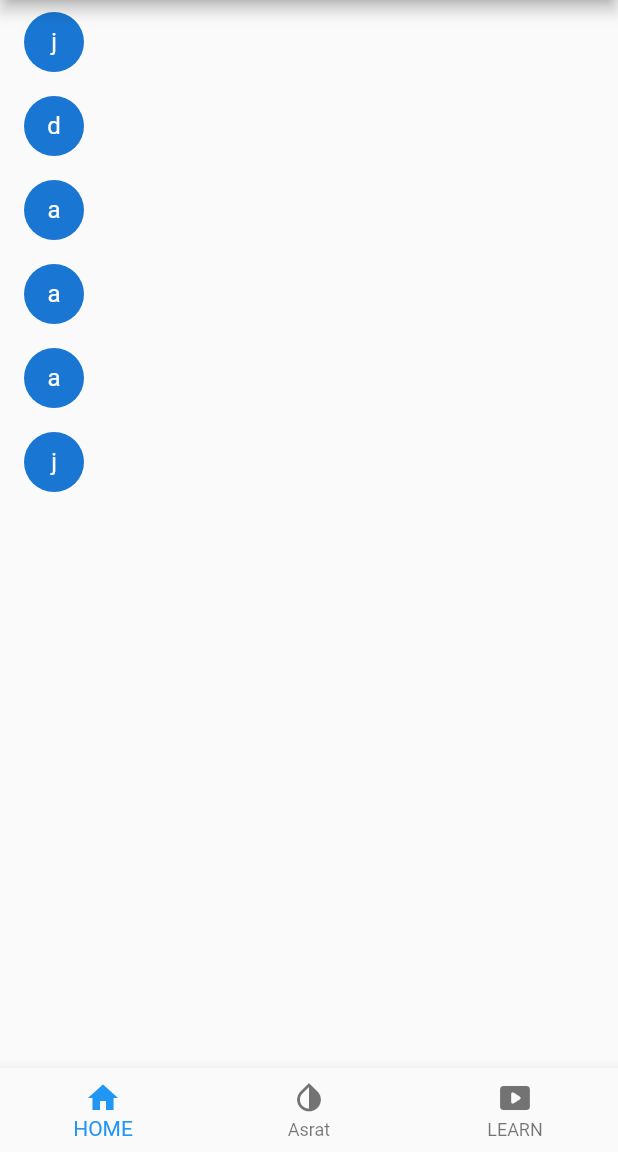
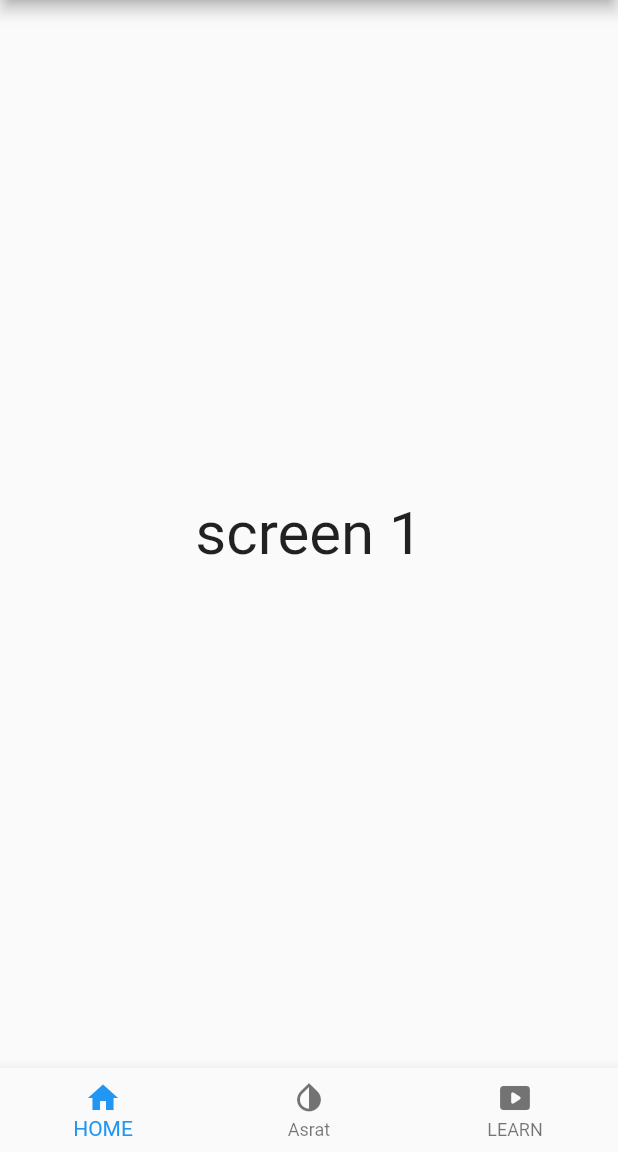
Before and after one commit to misganawiw/one, a Flutter app: the screen it shows after launch, on a phone screen of 412 x 824 dp, the part 84-1236 px from its top. Run offline on Flutter 3.47's test engine with Material 2 defaults, Android fonts, the phone set to English and light mode, and no system bars.

Commit message:
rough scetch is already done

```diff
--- a/lib/main.dart
+++ b/lib/main.dart
@@ -8,9 +8,14 @@ void main() {
   runApp(const MyApp());
 }
 
-class MyApp extends StatelessWidget {
+class MyApp extends StatefulWidget {
   const MyApp({Key? key}) : super(key: key);
 
+  @override
+  State<MyApp> createState() => _MyAppState();
+}
+
+class _MyAppState extends State<MyApp> {
   // This widget is the root of your application.
   @override
   Widget build(BuildContext context) {
--- /dev/null
+++ b/lib/try_widgets/navigationing/bottomnavScreens/screen1.dart
@@ -0,0 +1,20 @@
+import 'package:flutter/material.dart';
+
+
+class Screen1 extends StatefulWidget {
+  const Screen1({ Key? key }) : super(key: key);
+
+  @override
+  _Screen1State createState() => _Screen1State();
+}
+
+class _Screen1State extends State<Screen1> {
+  @override
+  Widget build(BuildContext context) {
+    return Container(
+       child:Center(
+child:  Text('screen 1',style: TextStyle(fontSize: 40),),
+      )
+    );
+  }
+}
--- a/lib/try_widgets/navigationing/drawers.dart
+++ b/lib/try_widgets/navigationing/drawers.dart
@@ -1,8 +1,18 @@
 import 'package:flutter/material.dart';
+import 'package:one/try_widgets/navigationing/bottomnavScreens/screen1.dart';
+import 'package:one/try_widgets/navigationing/bottomnavScreens/screen2.dart';
+import 'package:one/try_widgets/navigationing/bottomnavScreens/screen3.dart';
 
 
-class Drawerign extends StatelessWidget {
+class Drawerign extends StatefulWidget {
    Drawerign({super.key});
+
+  @override
+  State<Drawerign> createState() => _DrawerignState();
+}
+
+class _DrawerignState extends State<Drawerign> {
+   int pageindex = 0;
 
   List<String> xylem = [
     "jimma",
@@ -11,6 +21,12 @@ class Drawerign extends StatelessWidget {
     "adama",
     "afar",
     "jijiga",
+  ];
+
+  List<Widget> pagelist = <Widget>[
+      Screen1(),
+      Screen2(),
+      Screen3(),
   ];
 
   @override
@@ -22,20 +38,7 @@ class Drawerign extends StatelessWidget {
 
         ],
       ),
-      body: Container(
-
-          child:  ListView.builder(
-              itemCount: xylem.length,
-              itemBuilder: (context, index) {
-                return ListTile(
-                    leading:CircleAvatar(child:  Text(xylem[index][0])),
-                );
-              },
-
-          ),
-
-
-      ),
+      body: pagelist[pageindex],
       drawer: Drawer(
         child: ListView(
           children: const <Widget>[
@@ -46,7 +49,15 @@ class Drawerign extends StatelessWidget {
           ],
        ),
       ),
-      bottomNavigationBar: BottomNavigationBar(items:
+      bottomNavigationBar: BottomNavigationBar(
+
+        currentIndex: pageindex,
+        onTap: (value){
+           setState(() {
+             pageindex = value;
+           });
+        },
+        items:
       [
         BottomNavigationBarItem(icon: Icon(Icons.home),label: "HOME",),
         BottomNavigationBarItem(icon: Icon(Icons.invert_colors_on_sharp),label: "Asrat",),
```
Also changed, not shown: lib/try_widgets/navigationing/bottomnavScreens/screen2.dart (added, +19 -0 lines), lib/try_widgets/navigationing/bottomnavScreens/screen3.dart (added, +20 -0 lines).
